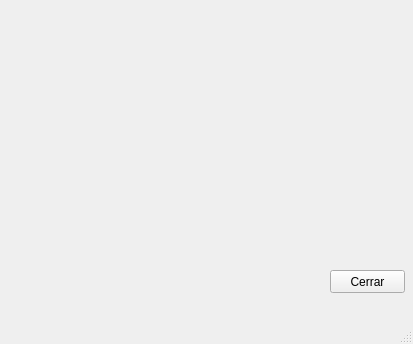
Old version of the form CalculoSalario/Principal.ui in the repository CodeDrTech/DevelopPython.
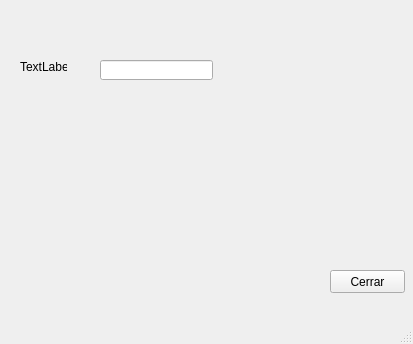
New version of the form.

The edit to the form file:
```diff
--- a/CalculoSalario/Principal.ui
+++ b/CalculoSalario/Principal.ui
@@ -27,6 +27,29 @@
      <string>Cerrar</string>
     </property>
    </widget>
+   <widget class="QLabel" name="label">
+    <property name="geometry">
+     <rect>
+      <x>20</x>
+      <y>60</y>
+      <width>47</width>
+      <height>13</height>
+     </rect>
+    </property>
+    <property name="text">
+     <string>TextLabel</string>
+    </property>
+   </widget>
+   <widget class="QLineEdit" name="lineEdit">
+    <property name="geometry">
+     <rect>
+      <x>100</x>
+      <y>60</y>
+      <width>113</width>
+      <height>20</height>
+     </rect>
+    </property>
+   </widget>
   </widget>
   <widget class="QStatusBar" name="statusbar"/>
  </widget>
```
